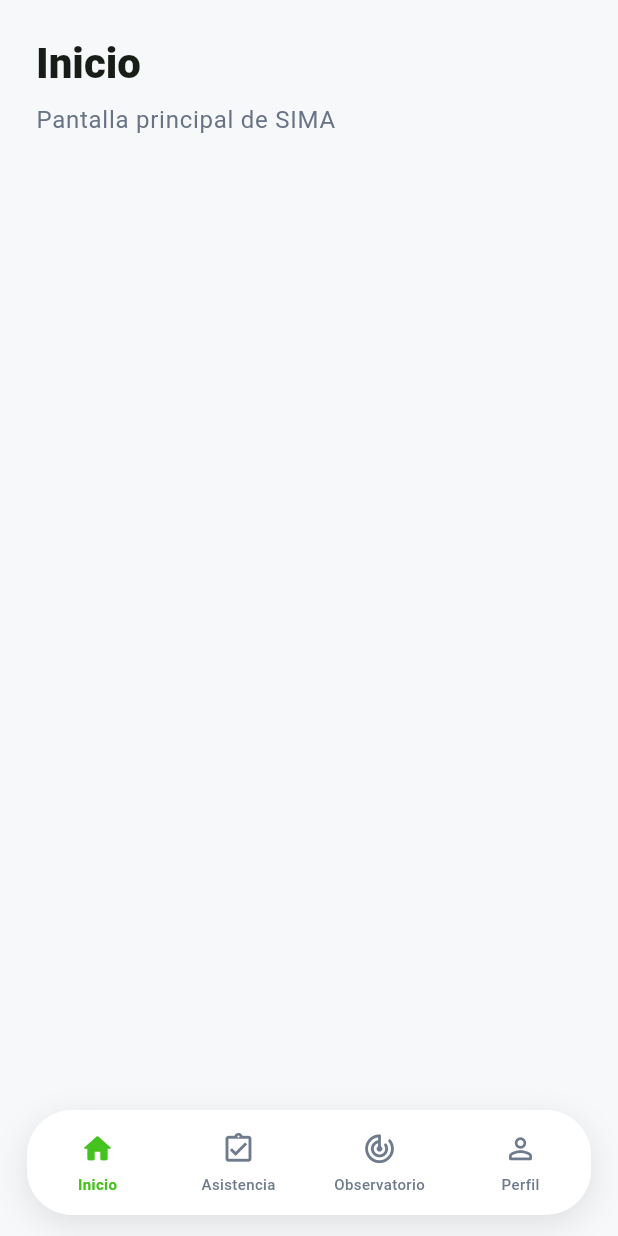
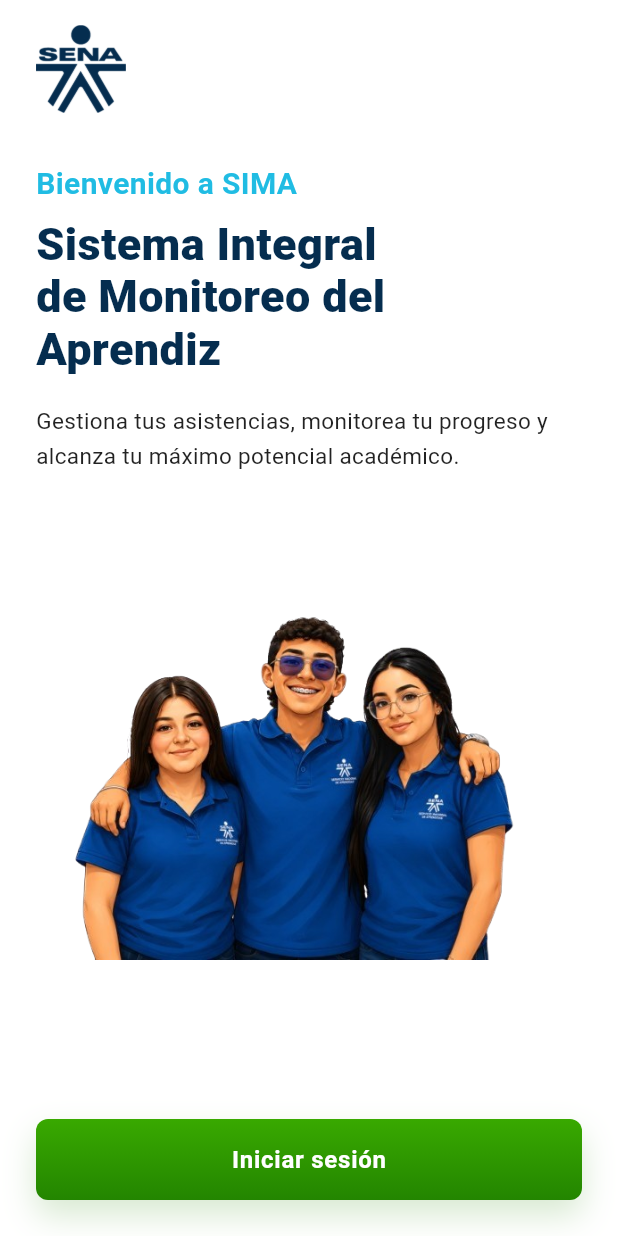
Before and after one commit to tatalds81-cmyk/SIMA-FRONTEND-MOVIL, a Flutter app: the screen it shows after launch, on a phone screen of 412 x 824 dp. Run offline on Flutter 3.47's test engine with Material 3 defaults, Android fonts, the phone set to English and light mode, and no system bars.

Commit message:
Avance login móvil

```diff
--- /dev/null
+++ b/lib/features/login/welcome_page.dart
@@ -0,0 +1,150 @@
+import 'package:flutter/material.dart';
+import 'widgets/custom_button.dart';
+import 'login_page.dart';
+
+class WelcomePage extends StatelessWidget {
+  const WelcomePage({super.key});
+
+  @override
+  Widget build(BuildContext context) {
+    return Scaffold(
+      body: Container(
+        color: Colors.white,
+        child: SafeArea(
+          child: Padding(
+            padding: const EdgeInsets.symmetric(horizontal: 24.0, vertical: 16.0),
+            child: Column(
+              crossAxisAlignment: CrossAxisAlignment.start,
+              children: [
+                // Top-left SENA Logo (White)
+                Image.asset(
+                  'assets/images/logo-Sena.png',
+                  height: 60,
+                  width: 60,
+                  fit: BoxFit.contain,
+                  color: const Color(0xFF052D4F), // --sima-navy
+                  colorBlendMode: BlendMode.srcIn,
+                  errorBuilder: (context, error, stackTrace) {
+                    // Fallback if logo is missing
+                    return Container(
+                      width: 50,
+                      height: 50,
+                      decoration: const BoxDecoration(
+                        color: Colors.white24,
+                        shape: BoxShape.circle,
+                      ),
+                      child: const Center(
+                        child: Text(
+                          'SENA',
+                          style: TextStyle(
+                            color: const Color(0xFF052D4F),
+                            fontSize: 12,
+                            fontWeight: FontWeight.bold,
+                          ),
+                        ),
+                      ),
+                    );
+                  },
+                ),
+                const SizedBox(height: 32),
+
+                // Welcome text
+                const Text(
+                  'Bienvenido a SIMA',
+                  style: TextStyle(
+                    fontSize: 20,
+                    fontWeight: FontWeight.w600,
+                    color: Color(0xFF20BCE3), // --sima-cyan
+                  ),
+                ),
+                const SizedBox(height: 8),
+                const Text(
+                  'Sistema Integral\nde Monitoreo del\nAprendiz',
+                  style: TextStyle(
+                    fontSize: 30,
+                    fontWeight: FontWeight.w800,
+                    color: const Color(0xFF052D4F),
+                    height: 1.15,
+                  ),
+                ),
+                const SizedBox(height: 20),
+
+                // Subtitle
+                const Text(
+                  'Gestiona tus asistencias, monitorea tu progreso y alcanza tu máximo potencial académico.',
+                  style: TextStyle(
+                    fontSize: 15,
+                    color: Colors.black87,
+                    height: 1.5,
+                  ),
+                ),
+
+                // Image of Apprentices
+                Expanded(
+                  child: Center(
+                    child: Image.asset(
+                      'assets/images/aprendices_sena.png',
+                      fit: BoxFit.contain,
+                      errorBuilder: (context, error, stackTrace) {
+                        // Fallback illustration if image is missing
+                        return Container(
+                          height: 200,
+                          width: double.infinity,
+                          decoration: BoxDecoration(
+                            color: Colors.white.withOpacity(0.08),
+                            borderRadius: BorderRadius.circular(16),
+                          ),
+                          child: const Column(
+                            mainAxisAlignment: MainAxisAlignment.center,
+                            children: [
+                              Icon(
+                                Icons.people_outline,
+                                color: Colors.white70,
+                                size: 64,
+                              ),
+                              SizedBox(height: 12),
+                              Text(
+                                '[Imagen de Aprendices SENA]',
+                                style: TextStyle(
+                                  color: Colors.white60,
+                                  fontSize: 14,
+                                ),
+                              ),
+                            ],
+                          ),
+                        );
+                      },
+                    ),
+                  ),
+                ),
+                const SizedBox(height: 24),
+
+                // Button "Iniciar sesión" (Green Gradient)
+                CustomButton(
+                  text: 'Iniciar sesión',
+                  gradient: const LinearGradient(
+                    colors: [
+                      Color(0xFF39A900), // --sima-green
+                      Color(0xFF238500), // --sima-green-dark
+                    ],
+                    begin: Alignment.topCenter,
+                    end: Alignment.bottomCenter,
+                  ),
+                  onPressed: () {
+                    Navigator.push(
+                      context,
+                      MaterialPageRoute(
+                        builder: (context) => const LoginPage(),
+                      ),
+                    );
+                  },
+                ),
+                const SizedBox(height: 8),
+              ],
+            ),
+          ),
+        ),
+      ),
+    );
+  }
+}
--- /dev/null
+++ b/lib/features/login/widgets/custom_button.dart
@@ -0,0 +1,73 @@
+import 'package:flutter/material.dart';
+
+class CustomButton extends StatelessWidget {
+  final String text;
+  final VoidCallback onPressed;
+  final Color? color;
+  final Gradient? gradient;
+  final Color textColor;
+  final double height;
+
+  const CustomButton({
+    super.key,
+    required this.text,
+    required this.onPressed,
+    this.color,
+    this.gradient,
+    this.textColor = Colors.white,
+    this.height = 54.0,
+  });
+
+  @override
+  Widget build(BuildContext context) {
+    final hasGradient = gradient != null;
+
+    Widget button = ElevatedButton(
+      onPressed: onPressed,
+      style: ElevatedButton.styleFrom(
+        backgroundColor: hasGradient ? Colors.transparent : (color ?? const Color(0xFF39A900)),
+        foregroundColor: textColor,
+        elevation: hasGradient ? 0 : 0,
+        shadowColor: hasGradient ? Colors.transparent : Colors.transparent,
+        shape: RoundedRectangleBorder(
+          borderRadius: BorderRadius.circular(8),
+        ),
+      ),
+      child: Text(
+        text,
+        style: const TextStyle(
+          fontSize: 16,
+          fontWeight: FontWeight.bold,
+          letterSpacing: 0.5,
+        ),
+      ),
+    );
+
+    if (hasGradient) {
+      return SizedBox(
+        width: double.infinity,
+        height: height,
+        child: DecoratedBox(
+          decoration: BoxDecoration(
+            borderRadius: BorderRadius.circular(8),
+            gradient: gradient,
+            boxShadow: [
+              BoxShadow(
+                color: const Color(0xFF238500).withOpacity(0.18),
+                offset: const Offset(0, 10),
+                blurRadius: 18,
+              ),
+            ],
+          ),
+          child: button,
+        ),
+      );
+    }
+
+    return SizedBox(
+      width: double.infinity,
+      height: height,
+      child: button,
+    );
+  }
+}
--- a/lib/main.dart
+++ b/lib/main.dart
@@ -1,5 +1,5 @@
 import 'package:flutter/material.dart';
-import 'package:sima_movil_froned/features/access.dart';
+import 'package:sima_movil_froned/features/login/welcome_page.dart';
 
 void main() {
   runApp(const SimaApp());
@@ -15,13 +15,14 @@
       title: 'SIMA',
       theme: ThemeData(
         colorScheme: ColorScheme.fromSeed(
-          seedColor: const Color(0xFF44C21E),
-          primary: const Color(0xFF44C21E),
+          seedColor: const Color(0xFF39A900), // Verde SENA
+          primary: const Color(0xFF39A900),
+          secondary: const Color(0xFF001B44), // Azul oscuro
         ),
-        scaffoldBackgroundColor: const Color(0xFFF7F8FA),
+        scaffoldBackgroundColor: Colors.white,
         useMaterial3: true,
       ),
-      home: const AccessPage(),
+      home: const WelcomePage(),
     );
   }
 }
--- a/pubspec.yaml
+++ b/pubspec.yaml
@@ -57,10 +57,8 @@
   # the material Icons class.
   uses-material-design: true
 
-  # To add assets to your application, add an assets section, like this:
-  # assets:
-  #   - images/a_dot_burr.jpeg
-  #   - images/a_dot_ham.jpeg
+  assets:
+    - assets/images/
 
   # An image asset can refer to one or more resolution-specific "variants", see
   # https://flutter.dev/to/resolution-aware-images
```
Also changed, not shown: lib/features/login/login_page.dart (added, +301 -0 lines), lib/features/login/widgets/custom_input.dart (added, +94 -0 lines), assets/images/aprendices_sena.png (added), assets/images/logo-Sena.png (added), 1 other file.
